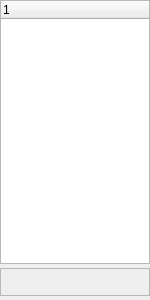
The window that src/osminfo/ui/osm_info_results_widget_base.ui (nextgis/qgis_osminfo) describes before a commit, drawn with Qt 5.
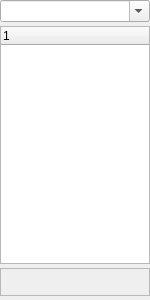
The same window after the commit.

What changed in the file:
```diff
--- a/src/osminfo/ui/osm_info_results_widget_base.ui
+++ b/src/osminfo/ui/osm_info_results_widget_base.ui
@@ -30,6 +30,20 @@
     <property name="bottomMargin">
      <number>4</number>
     </property>
+    <item>
+     <layout class="QHBoxLayout" name="search_layout">
+      <property name="spacing">
+       <number>3</number>
+      </property>
+      <item>
+       <widget class="QComboBox" name="comboBox">
+        <property name="editable">
+         <bool>true</bool>
+        </property>
+       </widget>
+      </item>
+     </layout>
+    </item>
     <item>
      <widget class="QTreeWidget" name="results_tree">
       <column>
```
